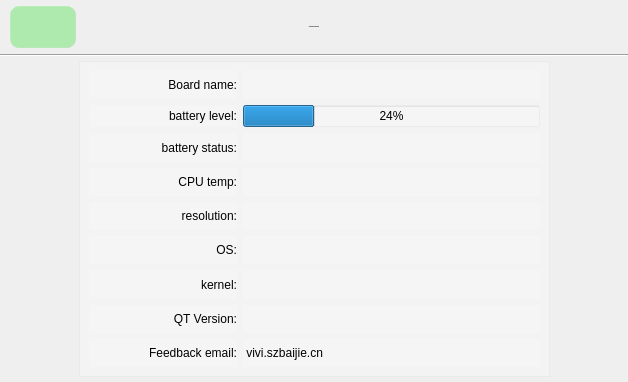
Above: about_board.ui from jizizihe/baijie_demo before the change. Below: the same form after it.
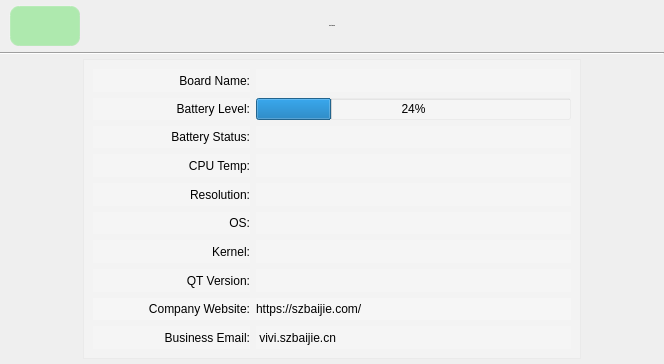
That is the form after the change. Icons and pictures are not drawn.

What changed in the file:
```diff
--- a/about_board.ui
+++ b/about_board.ui
@@ -6,8 +6,8 @@
    <rect>
     <x>0</x>
     <y>0</y>
-    <width>628</width>
-    <height>382</height>
+    <width>664</width>
+    <height>364</height>
    </rect>
   </property>
   <property name="sizePolicy">
@@ -127,11 +127,11 @@
          <rect>
           <x>0</x>
           <y>0</y>
-          <width>468</width>
-          <height>310</height>
+          <width>494</width>
+          <height>292</height>
          </rect>
         </property>
-        <layout class="QVBoxLayout" name="verticalLayout" stretch="1,1,1,1,1,1,1,1,1">
+        <layout class="QVBoxLayout" name="verticalLayout" stretch="1,1,1,1,1,1,1,1,1,1">
          <item>
           <layout class="QHBoxLayout" name="horizontalLayout" stretch="1,2">
            <item>
@@ -155,7 +155,7 @@
               </size>
              </property>
              <property name="text">
-              <string>Board name:</string>
+              <string>Board Name:</string>
              </property>
              <property name="alignment">
               <set>Qt::AlignRight|Qt::AlignTrailing|Qt::AlignVCenter</set>
@@ -194,7 +194,7 @@
               </size>
              </property>
              <property name="text">
-              <string>battery level:</string>
+              <string>Battery Level:</string>
              </property>
              <property name="alignment">
               <set>Qt::AlignRight|Qt::AlignTrailing|Qt::AlignVCenter</set>
@@ -227,7 +227,7 @@
               </size>
              </property>
              <property name="text">
-              <string>battery status:</string>
+              <string>Battery Status:</string>
              </property>
              <property name="alignment">
               <set>Qt::AlignRight|Qt::AlignTrailing|Qt::AlignVCenter</set>
@@ -260,7 +260,7 @@
               </size>
              </property>
              <property name="text">
-              <string>CPU temp:</string>
+              <string>CPU Temp:</string>
              </property>
              <property name="alignment">
               <set>Qt::AlignRight|Qt::AlignTrailing|Qt::AlignVCenter</set>
@@ -293,7 +293,7 @@
               </size>
              </property>
              <property name="text">
-              <string>resolution:</string>
+              <string>Resolution:</string>
              </property>
              <property name="alignment">
               <set>Qt::AlignRight|Qt::AlignTrailing|Qt::AlignVCenter</set>
@@ -359,7 +359,7 @@
               </size>
              </property>
              <property name="text">
-              <string>kernel:</string>
+              <string>Kernel:</string>
              </property>
              <property name="alignment">
               <set>Qt::AlignRight|Qt::AlignTrailing|Qt::AlignVCenter</set>
@@ -414,6 +414,47 @@
            </item>
           </layout>
          </item>
+         <item>
+          <widget class="QWidget" name="widget" native="true">
+           <property name="sizePolicy">
+            <sizepolicy hsizetype="Minimum" vsizetype="Minimum">
+             <horstretch>0</horstretch>
+             <verstretch>0</verstretch>
+            </sizepolicy>
+           </property>
+           <layout class="QHBoxLayout" name="horizontalLayout_12" stretch="1,2">
+            <property name="leftMargin">
+             <number>0</number>
+            </property>
+            <property name="topMargin">
+             <number>0</number>
+            </property>
+            <property name="rightMargin">
+             <number>0</number>
+            </property>
+            <property name="bottomMargin">
+             <number>0</number>
+            </property>
+            <item>
+             <widget class="QLabel" name="website">
+              <property name="text">
+               <string>Company Website:</string>
+              </property>
+              <property name="alignment">
+               <set>Qt::AlignRight|Qt::AlignTrailing|Qt::AlignVCenter</set>
+              </property>
+             </widget>
+            </item>
+            <item>
+             <widget class="QLabel" name="label_12">
+              <property name="text">
+               <string>https://szbaijie.com/</string>
+              </property>
+             </widget>
+            </item>
+           </layout>
+          </widget>
+         </item>
          <item>
           <layout class="QHBoxLayout" name="horizontalLayout_9" stretch="1,2">
            <item>
@@ -431,7 +472,7 @@
               </size>
              </property>
              <property name="text">
-              <string>Feedback email:</string>
+              <string>Business Email:</string>
              </property>
              <property name="alignment">
               <set>Qt::AlignRight|Qt::AlignTrailing|Qt::AlignVCenter</set>
@@ -595,7 +636,7 @@
      <item>
       <widget class="QLabel" name="label_10">
        <property name="text">
-        <string>About Board Interface</string>
+        <string>About Board</string>
        </property>
        <property name="alignment">
         <set>Qt::AlignCenter</set>
```
